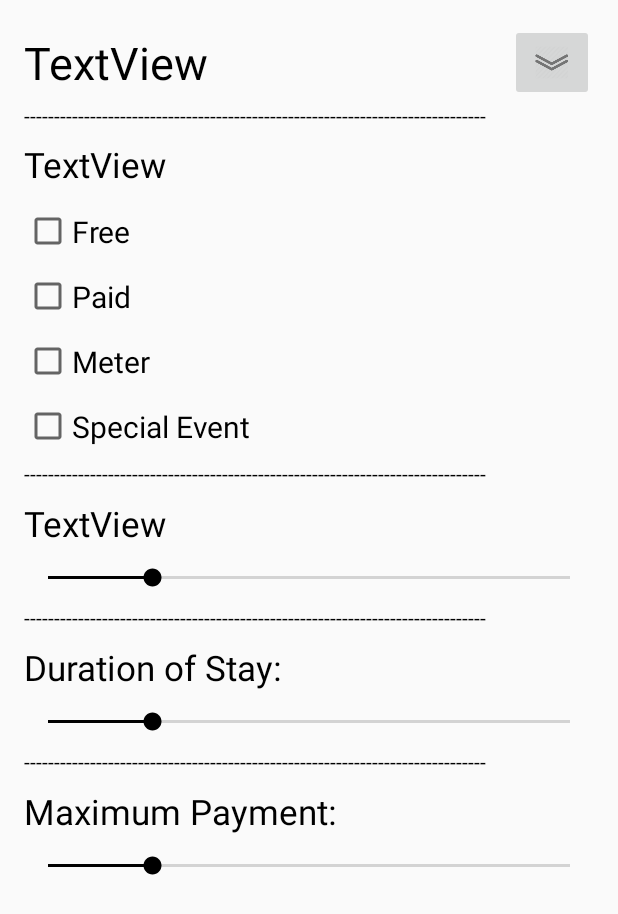
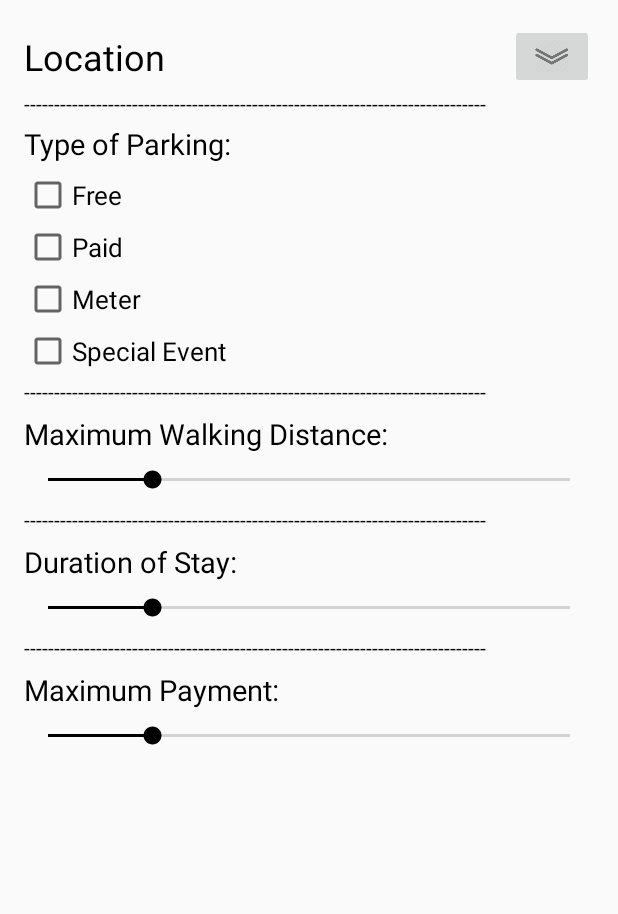
Before and after one commit to javeria2/CS465, an Android app: the fragment FiltersFragment shown on its own in the app's theme, on a phone screen of 412 x 824 dp. Shown: the top 914 px of the screen. Run offline under Robolectric (Android 15) with nearby library versions, the light colour scheme and no system bars.

Commit message:
can now access filters through map and vice versa

```diff
--- a/app/src/main/java/edu/illinois/cs465/parkingpterodactyl/FiltersFragment.java
+++ b/app/src/main/java/edu/illinois/cs465/parkingpterodactyl/FiltersFragment.java
@@ -31,10 +31,10 @@ public class FiltersFragment extends Fragment {
         down_arrow.setOnClickListener(new View.OnClickListener() {
             @Override
             public void onClick(View view) {
-                /*FragmentTransaction transaction = getActivity().getSupportFragmentManager().beginTransaction();
-                transaction.replace(R.id.main_container,  new AddMessageFragment());
+                FragmentTransaction transaction = getActivity().getSupportFragmentManager().beginTransaction();
+                transaction.replace(R.id.main_container,  new GMapFragment());
                 transaction.addToBackStack(null);
-                transaction.commit();*/
+                transaction.commit();
             }
         });
 
--- a/app/src/main/res/layout/fragment_filters.xml
+++ b/app/src/main/res/layout/fragment_filters.xml
@@ -27,10 +27,10 @@
         android:layout_width="match_parent"
         android:layout_height="wrap_content"
         android:layout_below="@+id/paid"
-        android:textSize="20sp"
+        android:textSize="17sp"
         android:layout_alignParentStart="true"
-        android:paddingBottom="8sp"
-        android:paddingTop="8sp"/>
+        android:paddingBottom="5sp"
+        android:paddingTop="5sp"/>
 
 
     <TextView
@@ -41,19 +41,6 @@
         android:textColor="@android:color/black"
         android:layout_below="@+id/special_event"
         android:layout_alignParentStart="true" />
-
-    <TextView
-        android:id="@+id/max_distance"
-        android:text="TextView"
-        android:layout_width="match_parent"
-        android:layout_height="wrap_content"
-        android:textColor="@android:color/black"
-        tools:text="Maximum Walking Distance:"
-        android:layout_below="@+id/line2"
-        android:layout_alignParentStart="true"
-        android:textSize="23sp"
-        android:paddingBottom="8sp"
-        android:paddingTop="8sp"/>
 
     <TextView
         android:id="@+id/line3"
@@ -79,51 +66,12 @@
         android:text="Special Event"
         android:layout_width="match_parent"
         android:layout_height="wrap_content"
-        android:textSize="20sp"
+        android:textSize="17sp"
         android:layout_below="@+id/meter"
         android:layout_alignParentStart="true"
-        android:paddingBottom="8sp"
-        android:paddingTop="8sp"/>
+        android:paddingBottom="5sp"
+        android:paddingTop="5sp"/>
 
-
-    <TextView
-        android:id="@+id/location_name"
-        android:text="TextView"
-        android:layout_width="match_parent"
-        android:layout_height="wrap_content"
-        tools:text="Location"
-        android:textSize="30sp"
-        android:textColor="@android:color/black"
-        android:layout_alignParentTop="true"
-        android:layout_alignParentStart="true"
-        android:paddingBottom="5sp"
-        android:paddingTop="5sp"
-        android:layout_toStartOf="@+id/down_arrow" />
-
-    <TextView
-        android:id="@+id/parking_type"
-        android:text="TextView"
-        android:layout_width="match_parent"
-        android:layout_height="wrap_content"
-        tools:text="Type of Parking:"
-        android:textSize="23sp"
-        android:textColor="@android:color/black"
-        android:layout_below="@+id/line1"
-        android:layout_alignParentStart="true"
-        android:paddingBottom="7sp"
-        android:paddingTop="7sp"/>
-
-    <TextView
-        android:id="@+id/duration"
-        android:text="Duration of Stay:"
-        android:layout_width="match_parent"
-        android:layout_height="wrap_content"
-        android:textSize="23sp"
-        android:textColor="@android:color/black"
-        android:layout_below="@+id/line3"
-        android:layout_alignParentStart="true"
-        android:paddingBottom="8sp"
-        android:paddingTop="8sp"/>
 
     <SeekBar
         android:id="@+id/duration_seek_bar"
@@ -151,37 +99,15 @@
         android:thumbTint="@android:color/black"
         android:progressTint="@android:color/black" />
 
-    <CheckBox
-        android:id="@+id/free"
-        android:text="Free"
-        android:layout_width="match_parent"
-        android:layout_height="wrap_content"
-        android:textSize="20sp"
-        android:paddingBottom="8sp"
-        android:paddingTop="8sp"
-        android:layout_below="@+id/parking_type"
-        android:layout_alignParentStart="true" />
-
-    <CheckBox
-        android:id="@+id/paid"
-        android:text="Paid"
-        android:layout_width="match_parent"
-        android:layout_height="wrap_content"
-        android:textSize="20sp"
-        android:paddingBottom="8sp"
-        android:paddingTop="8sp"
-        android:layout_below="@+id/free"
-        android:layout_alignParentStart="true" />
-
     <TextView
         android:id="@+id/max_payment"
         android:layout_width="match_parent"
         android:layout_height="wrap_content"
         android:text="Maximum Payment:"
         android:textColor="@android:color/black"
-        android:textSize="23sp"
-        android:paddingBottom="8sp"
-        android:paddingTop="8sp"
+        android:textSize="19sp"
+        android:paddingBottom="5sp"
+        android:paddingTop="5sp"
         android:layout_below="@+id/line4"
         android:layout_alignParentStart="true" />
 
@@ -206,7 +132,77 @@
         android:id="@+id/down_arrow"
         android:layout_height="wrap_content"
         android:layout_alignBottom="@+id/location_name"
-        android:layout_alignTop="@+id/location_name"/>
+        android:layout_alignTop="@+id/location_name" />
+
+    <TextView
+        android:id="@+id/max_distance"
+        android:layout_width="match_parent"
+        android:layout_height="wrap_content"
+        android:textColor="@android:color/black"
+        android:text="Maximum Walking Distance:"
+        android:textSize="19sp"
+        android:paddingBottom="5sp"
+        android:paddingTop="5sp"
+        android:layout_below="@+id/line2"
+        android:layout_alignParentStart="true" />
+
+    <TextView
+        android:id="@+id/duration"
+        android:text="Duration of Stay:"
+        android:layout_width="match_parent"
+        android:layout_height="wrap_content"
+        android:textSize="19sp"
+        android:textColor="@android:color/black"
+        android:paddingBottom="5sp"
+        android:paddingTop="5sp"
+        android:layout_below="@+id/line3"
+        android:layout_alignParentStart="true" />
+
+    <TextView
+        android:id="@+id/location_name"
+        android:text="Location"
+        android:layout_width="match_parent"
+        android:layout_height="wrap_content"
+        android:textSize="24sp"
+        android:textColor="@android:color/black"
+        android:paddingBottom="5sp"
+        android:paddingTop="5sp"
+        android:layout_alignParentTop="true"
+        android:layout_alignParentStart="true" />
+
+    <TextView
+        android:id="@+id/parking_type"
+        android:text="Type of Parking:"
+        android:layout_width="match_parent"
+        android:layout_height="wrap_content"
+        android:textSize="19sp"
+        android:textColor="@android:color/black"
+        android:paddingBottom="4sp"
+        android:paddingTop="4sp"
+        android:layout_below="@+id/line1"
+        android:layout_alignParentStart="true" />
+
+    <CheckBox
+        android:id="@+id/free"
+        android:text="Free"
+        android:layout_width="match_parent"
+        android:layout_height="wrap_content"
+        android:textSize="17sp"
+        android:paddingBottom="5sp"
+        android:paddingTop="5sp"
+        android:layout_below="@+id/parking_type"
+        android:layout_alignParentStart="true" />
+
+    <CheckBox
+        android:id="@+id/paid"
+        android:text="Paid"
+        android:layout_width="match_parent"
+        android:layout_height="wrap_content"
+        android:textSize="17sp"
+        android:paddingBottom="5sp"
+        android:paddingTop="5sp"
+        android:layout_below="@+id/free"
+        android:layout_alignParentStart="true" />
 
 
 </RelativeLayout>
```
Also changed, not shown: app/src/main/java/edu/illinois/cs465/parkingpterodactyl/GMapFragment.java (+13 -0 lines), app/src/main/res/layout/fragment_map.xml (+29 -16 lines).
